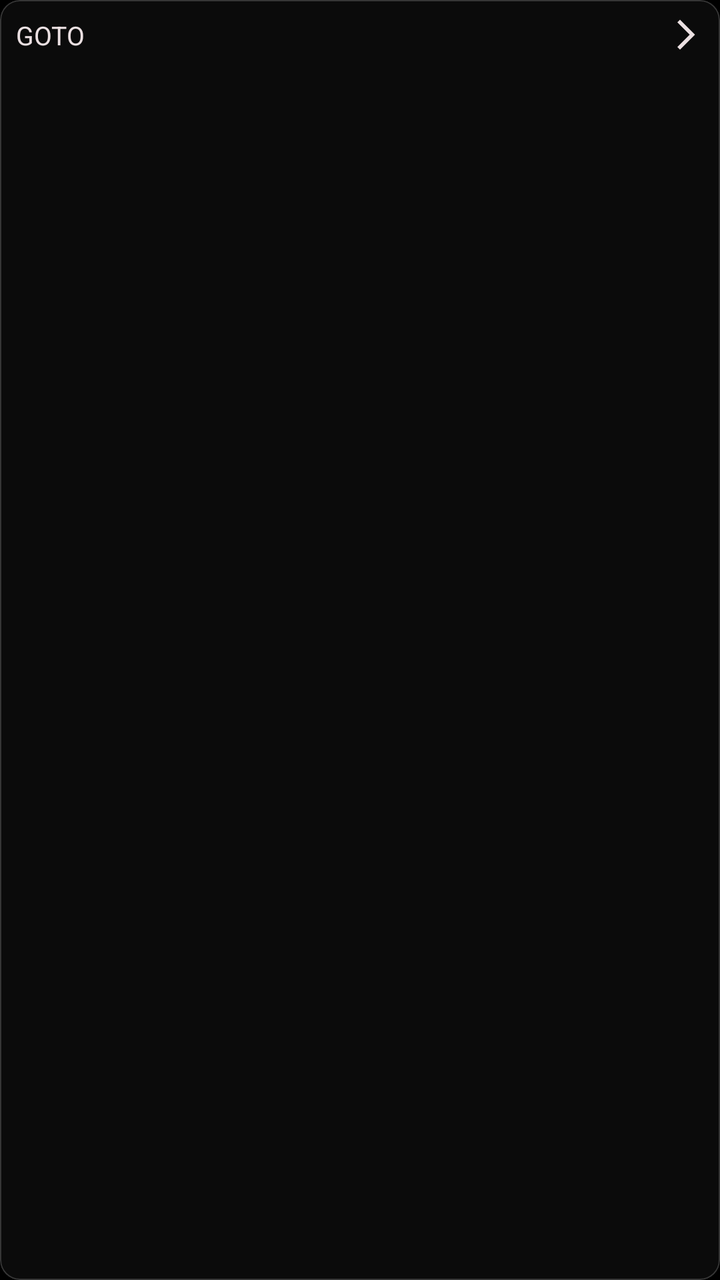
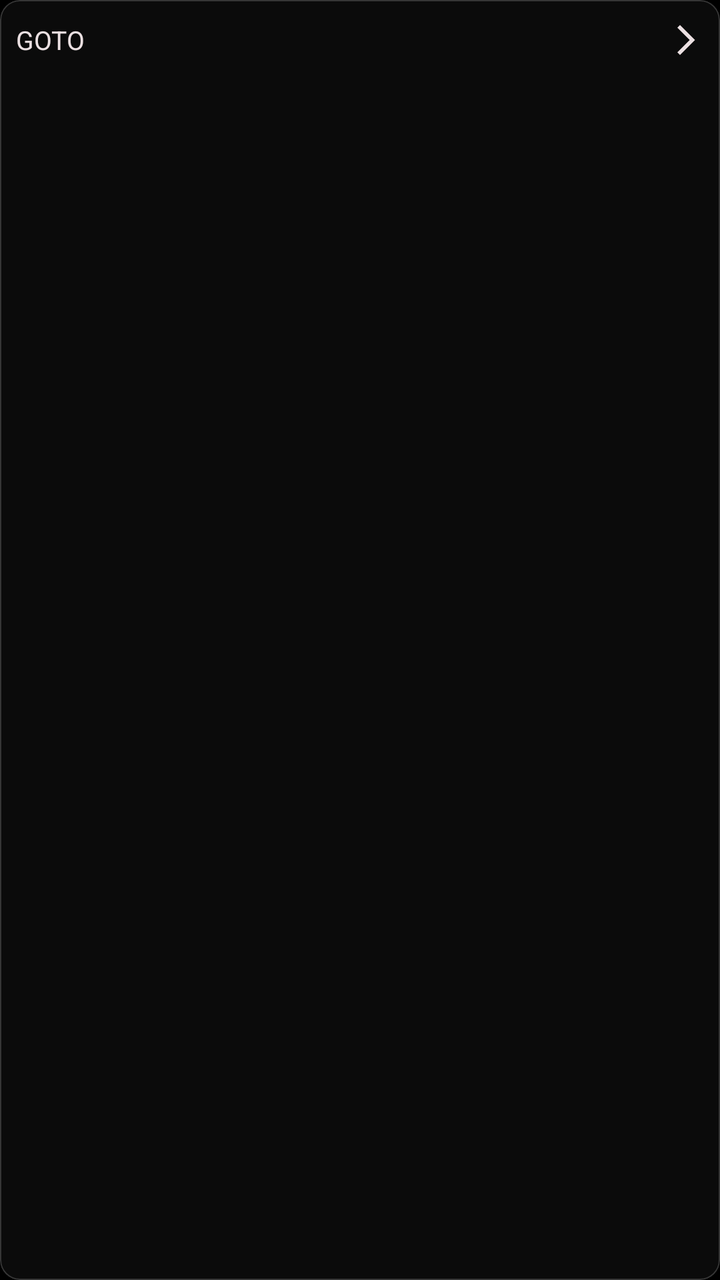

Two renders of the same Android screen: before a commit and after it. Below are the layout's source before the change and the commit's diff.
<!-- AndroidManifest.xml: application theme Theme.BiliClient -->
<!-- res/layout/cell_goto.xml -->
<?xml version="1.0" encoding="utf-8"?>
<com.google.android.material.card.MaterialCardView xmlns:android="http://schemas.android.com/apk/res/android"
    xmlns:app="http://schemas.android.com/apk/res-auto"
    xmlns:tools="http://schemas.android.com/tools"
    android:layout_marginHorizontal="@dimen/activity_padding_horizontal"
    android:layout_marginVertical="@dimen/list_margin_vertical"
    android:layout_width="match_parent"
    android:layout_height="wrap_content">

    <TextView
        android:id="@+id/text"
        android:layout_width="match_parent"
        android:layout_height="35dp"
        android:layout_marginHorizontal="8dp"
        android:gravity="center_vertical"
        android:text="GOTO"
        android:textAlignment="textStart"
        android:textSize="13sp"
        tools:ignore="RtlCompat"
        app:drawableEndCompat="@drawable/arrow_forward" />
</com.google.android.material.card.MaterialCardView>
<!-- resources referenced by this layout -->
<resources>
  <dimen name="activity_padding_horizontal">6dp</dimen>
  <dimen name="list_margin_vertical">2dp</dimen>
  <!-- drawable arrow_forward (drawable) -->
  <vector xmlns:android="http://schemas.android.com/apk/res/android"
      android:width="18dp"
      android:height="18dp"
      android:viewportWidth="24"
      android:viewportHeight="24">
      <path
          android:fillColor="#ebe0e2"
          android:pathData="M6.23,20.23l1.77,1.77l10,-10l-10,-10l-1.77,1.77l8.23,8.23z" />
  </vector>
  <color name="bgblack">#000000</color>
  <color name="pink">#FBFB8787</color>
  <color name="textwhite">#ebe0e2</color>
  <color name="card_border_new">#363636</color>
  <style name="TextViewSytle" parent="Widget.AppCompat.TextView">
          <item name="android:textSize">14sp</item>
          #设置默认字体大小，某些设备的默认字体偏大
      </style>
  <style name="EditTextStyle" parent="Widget.AppCompat.EditText">
          <item name="android:textColorHint">#80ffffff</item>
          <item name="android:textCursorDrawable">@drawable/cursor_drawable</item>
          <item name="android:textColor">@color/textwhite</item>
      </style>
  <style name="CardStyle" parent="Widget.MaterialComponents.CardView">
          <item name="cardBackgroundColor">@color/card_bg_new</item>
          <item name="cardCornerRadius">@dimen/card_round_new</item>
          <item name="strokeColor">@color/card_border_new</item>
          <item name="strokeWidth">@dimen/card_stroke_new</item>
          <item name="rippleColor" tools:ignore="PrivateResource">@android:color/transparent</item>
          
          <item name="cardElevation">0dp</item>
          <item name="android:stateListAnimator" tools:targetApi="lollipop">@animator/press_scale</item>
          <item name="android:clickable">true</item>
          <item name="android:focusable">true</item>
      </style>
  <style name="SwitchCompatStyle" parent="Widget.AppCompat.CompoundButton.Switch">
          <item name="android:paddingLeft">6dp</item>
          <item name="android:paddingRight">2dp</item>
          <item name="android:background">@drawable/background_edittext_setting</item>
          <item name="android:textColor">@color/textwhite</item>
      </style>
  <style name="RadioButtonStyle" parent="Widget.MaterialComponents.CompoundButton.RadioButton">
          <item name="android:minHeight">10dp</item>
      </style>
  <style name="ListStyle">
          <item name="android:descendantFocusability">afterDescendants</item>
      </style>
  <color name="bili_pink">#FE679A</color>
  <color name="color_ripple">#78FEFEFE</color>
  <!-- drawable cursor_drawable (drawable) -->
  <?xml version="1.0" encoding="utf-8"?>
  
  <shape xmlns:android="http://schemas.android.com/apk/res/android">
      <solid android:color="#eeFB7299" />
      <size android:width="2dp" />
  </shape>
  <color name="card_bg_new">#4D262626</color>
  <dimen name="card_round_new">10dp</dimen>
  <dimen name="card_stroke_new">0.5dp</dimen>
  <!-- drawable background_edittext_setting (drawable) -->
  <?xml version="1.0" encoding="utf-8"?>
  
  <shape xmlns:android="http://schemas.android.com/apk/res/android">
      <solid android:color="#cc262626" />
      <stroke
          android:width="@dimen/card_stroke"
          android:color="#70707070" />
      <corners android:radius="@dimen/card_round" />
  </shape>
  <dimen name="card_stroke">0dp</dimen>
  <dimen name="card_round">6dp</dimen>
  <!-- unchanged entries left out for length: 3 -->
</resources>

<!-- the commit's change to res/layout/cell_goto.xml (unified diff, before → after) -->
@@ -10,7 +10,7 @@
     <TextView
         android:id="@+id/text"
         android:layout_width="match_parent"
-        android:layout_height="35dp"
+        android:layout_height="40dp"
         android:layout_marginHorizontal="8dp"
         android:gravity="center_vertical"
         android:text="GOTO"
